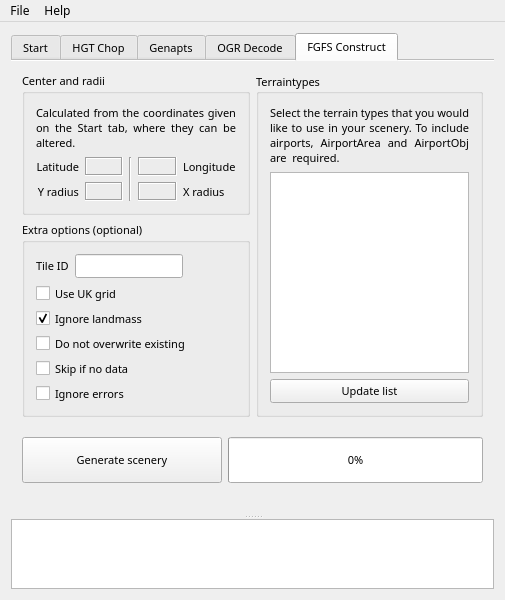
First picture: the form in mainwindow.ui, repository jasin/TerraGearGUI-QT5, before the edit.
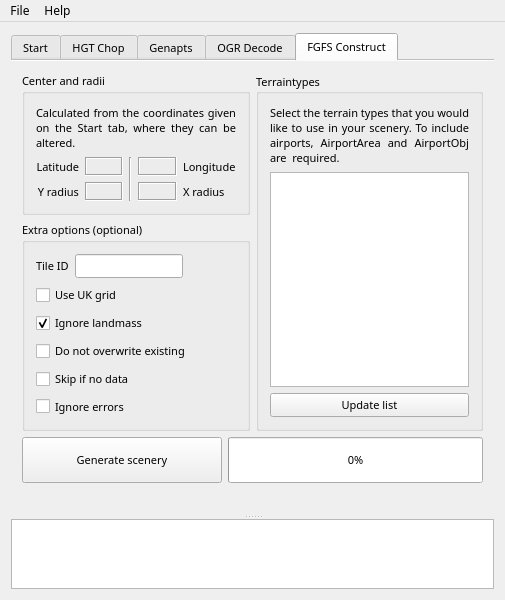
Second picture: the form after the edit. The open tabs and pages were chosen to show the change.

Commit message: Add option to hide output field from the dialog.

```diff
--- a/mainwindow.ui
+++ b/mainwindow.ui
@@ -2529,6 +2529,9 @@
         <layout class="QVBoxLayout" name="verticalLayout_11">
          <item>
           <layout class="QGridLayout" name="gridLayout_12">
+           <property name="sizeConstraint">
+            <enum>QLayout::SetNoConstraint</enum>
+           </property>
            <item row="0" column="0">
             <widget class="QGroupBox" name="groupBox_11">
              <property name="sizePolicy">
@@ -2722,7 +2725,7 @@
            <item row="0" column="1" rowspan="2">
             <widget class="QGroupBox" name="groupBox_7">
              <property name="sizePolicy">
-              <sizepolicy hsizetype="MinimumExpanding" vsizetype="Preferred">
+              <sizepolicy hsizetype="MinimumExpanding" vsizetype="Expanding">
                <horstretch>0</horstretch>
                <verstretch>0</verstretch>
               </sizepolicy>
@@ -2897,24 +2900,24 @@
                 </item>
                </layout>
               </item>
+              <item>
+               <spacer name="verticalSpacer">
+                <property name="orientation">
+                 <enum>Qt::Vertical</enum>
+                </property>
+                <property name="sizeHint" stdset="0">
+                 <size>
+                  <width>20</width>
+                  <height>40</height>
+                 </size>
+                </property>
+               </spacer>
+              </item>
              </layout>
             </widget>
            </item>
           </layout>
          </item>
-         <item>
-          <spacer name="verticalSpacer_4">
-           <property name="orientation">
-            <enum>Qt::Vertical</enum>
-           </property>
-           <property name="sizeHint" stdset="0">
-            <size>
-             <width>20</width>
-             <height>166</height>
-            </size>
-           </property>
-          </spacer>
-         </item>
          <item>
           <layout class="QHBoxLayout" name="horizontalLayout_3">
            <item>
```
Left out of the diff: 30 changed lines with no effect on the pictures. The commit also changes 2 other files.
